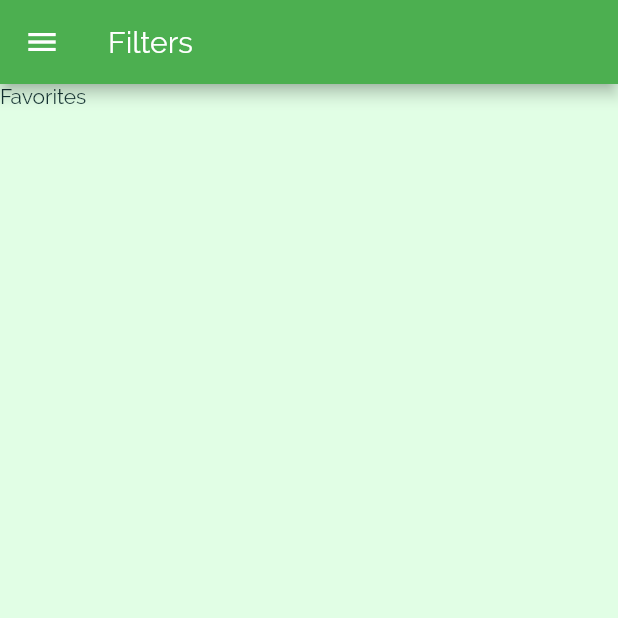
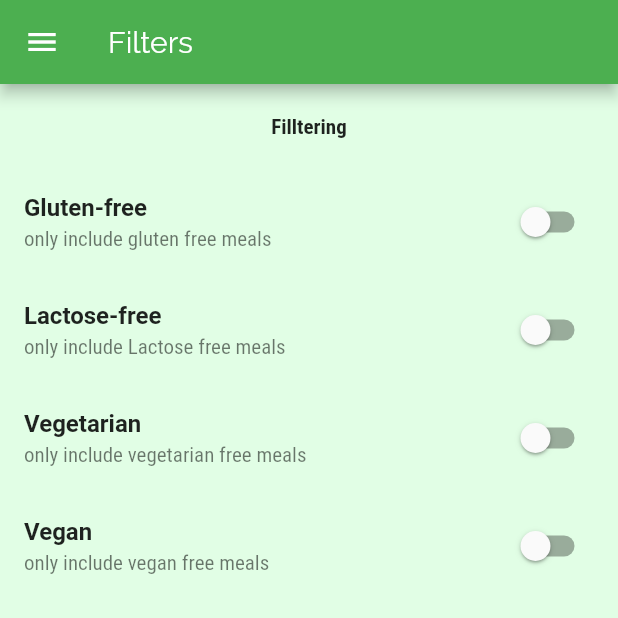
Before and after one commit to gyugie/multiple_screens, a Flutter app: the FiltersScreen screen opened by its route, on a phone screen of 412 x 824 dp, the top half of it. Run offline on Flutter 3.47's test engine with Material 2 defaults, Android fonts, the phone set to English and light mode, and no system bars.

Commit message:
adding filter switch

```diff
--- a/lib/screens/category_meals_screen.dart
+++ b/lib/screens/category_meals_screen.dart
@@ -24,7 +24,6 @@ class _CategoryMealsScreenState extends State<CategoryMealsScreen> {
   @override
   void didChangeDependencies(){
         if(_loadedData == false){
-          print(_loadedData);
             final routesArgs = ModalRoute.of(context).settings.arguments as Map<String, String>;
               categoryTitle = routesArgs['title'];
             final categoryId  = routesArgs['id'];
@@ -33,7 +32,6 @@ class _CategoryMealsScreenState extends State<CategoryMealsScreen> {
             }).toList();
           _loadedData = true;
         }
-print('hi');
         super.didChangeDependencies();
   }
 
--- a/lib/screens/filters.dart
+++ b/lib/screens/filters.dart
@@ -1,8 +1,32 @@
 import 'package:flutter/material.dart';
 import '../widgets/main_drawer.dart';
 
-class FiltersScreen extends StatelessWidget {
+class FiltersScreen extends StatefulWidget {
    static const routeName = 'Filters';
+
+  @override
+  _FiltersScreenState createState() => _FiltersScreenState();
+}
+
+class _FiltersScreenState extends State<FiltersScreen> {
+   bool _isGlutenFree = false;
+   bool _isVegan = false;
+   bool _isVegetarian = false;
+   bool _isLactoseFree = false;
+
+   Widget _buildSwitchListTile(
+     String title,
+     String description,
+     bool currentValue,
+     Function updateValue
+     ){
+          return SwitchListTile(
+                  title: Text(title,  style: TextStyle(fontWeight: FontWeight.bold)),
+                  value: currentValue,
+                  subtitle: Text(description, style: TextStyle(fontFamily: 'RobotoCondensed')),
+                  onChanged: updateValue,
+                );
+   }
 
   @override
   Widget build(BuildContext context) {
@@ -11,7 +35,67 @@ class FiltersScreen extends StatelessWidget {
         title: Text('Filters'),
       ),
       drawer: MainDrawer(),
-      body: Text('Favorites'),
+      body: Column(
+        children: <Widget>[
+          Container(
+            padding: EdgeInsets.all(20),
+            child: Text(
+              'Filltering',
+              style: Theme.of(context).textTheme.title,
+              ),
+          ),
+          Expanded(
+            child: ListView(
+              children: <Widget>[
+                _buildSwitchListTile(
+                  'Gluten-free',
+                  'only include gluten free meals',
+                  _isGlutenFree,
+                    (newValue){
+                        setState((){
+                        _isGlutenFree = newValue;
+                      },
+                    );
+                  }
+                ),
+                _buildSwitchListTile(
+                  'Lactose-free',
+                  'only include Lactose free meals',
+                  _isVegan,
+                    (newValue){
+                        setState((){
+                        _isVegan = newValue;
+                      },
+                    );
+                  }
+                ),
+                _buildSwitchListTile(
+                  'Vegetarian',
+                  'only include vegetarian free meals',
+                  _isVegetarian,
+                    (newValue){
+                        setState((){
+                        _isVegetarian = newValue;
+                      },
+                    );
+                  }
+                ),
+              _buildSwitchListTile(
+                  'Vegan',
+                  'only include vegan free meals',
+                  _isLactoseFree,
+                    (newValue){
+                        setState((){
+                        _isLactoseFree = newValue;
+                      },
+                    );
+                  }
+                ),
+              ],
+            ),
+          ),
+        ],
+      ),
     );
   }
 }
```
